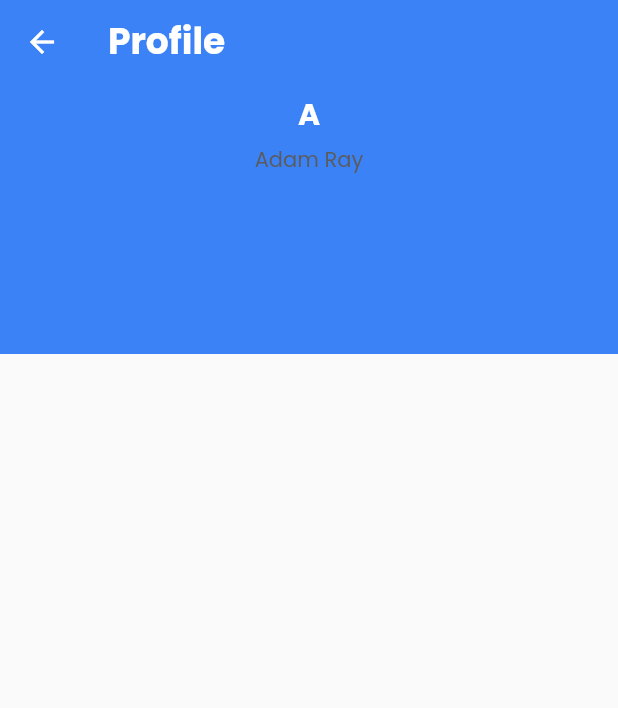
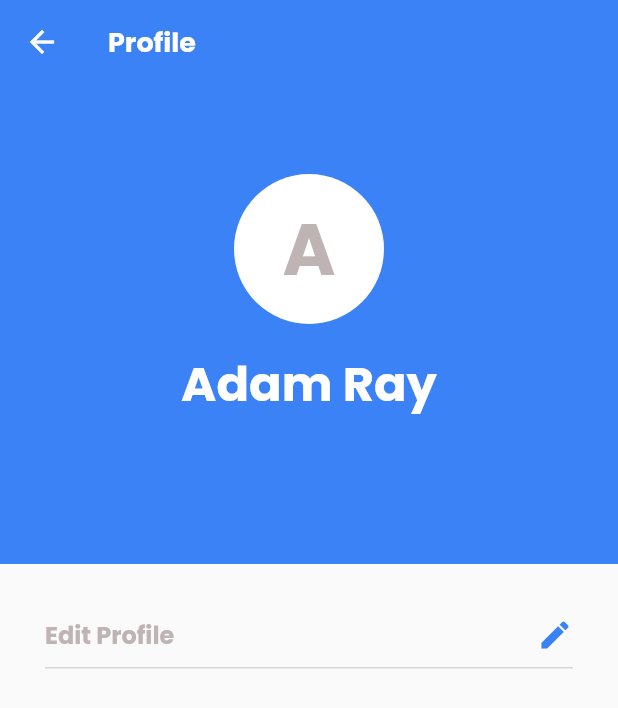
Before and after one commit to adamrayw/courseku-android, a Flutter app: the ProfilePage screen opened directly, on a phone screen of 412 x 824 dp. Shown: the top 708 px of the screen. Run offline on Flutter 3.47's test engine with Material 2 defaults, Android fonts, the phone set to English and light mode, and no system bars; our stand-ins replace carousel_slider, double_back_to_close, font_awesome_flutter, google_fonts, webview_flutter; accounts and stored records are empty; network calls fail.

Commit message:
Add edit profile button

```diff
--- a/lib/pages/home/profile_page.dart
+++ b/lib/pages/home/profile_page.dart
@@ -9,49 +9,103 @@ class ProfilePage extends StatelessWidget {
     return Scaffold(
       appBar: AppBar(
         backgroundColor: primaryTextColor,
+        // centerTitle: true,
         title: Text(
           'Profile',
           style: headerTextStyle.copyWith(
             color: Colors.white,
-            fontSize: 24,
+            fontSize: 18,
             fontWeight: bold,
           ),
         ),
         elevation: 0,
       ),
-      body: Container(
+      body: Column(
+        children: [
+          Container(
             width: double.infinity,
-        height: 180,
+            height: 320,
             decoration: BoxDecoration(
               color: primaryTextColor,
+            ),
+            child: Container(
+              margin: const EdgeInsets.only(
+                top: 60,
               ),
               child: Column(
                 crossAxisAlignment: CrossAxisAlignment.center,
                 children: [
                   Container(
-              width: 40,
-              height: 40,
+                    width: 100,
+                    height: 100,
                     decoration: const BoxDecoration(
-                color: Color(0xff3B82F6),
+                      color: Color(0xffffffff),
                       shape: BoxShape.circle,
                     ),
                     child: Center(
                       child: Text(
                         "A",
                         style: primaryTextStyle.copyWith(
-                    fontSize: 20,
-                    color: Colors.white,
+                          fontSize: 48,
+                          color: secondaryTextColor,
                         ),
                       ),
                     ),
                   ),
+                  const SizedBox(
+                    height: 16,
+                  ),
                   Text(
                     'Adam Ray',
-              style: headerTextStyle,
+                    style: headerTextStyle.copyWith(
+                      fontSize: 32,
+                      fontWeight: bold,
+                      color: Colors.white,
+                    ),
                   ),
                 ],
               ),
             ),
+          ),
+          Container(
+            margin: const EdgeInsets.symmetric(
+              horizontal: 30,
+              vertical: 35,
+            ),
+            child: Column(
+              children: [
+                Container(
+                  padding: const EdgeInsets.only(bottom: 10),
+                  decoration: BoxDecoration(
+                    border: Border(
+                      bottom: BorderSide(
+                        color: secondaryTextColor,
+                        width: 0.5,
+                      ),
+                    ),
+                  ),
+                  child: Row(
+                    mainAxisAlignment: MainAxisAlignment.spaceBetween,
+                    children: [
+                      Text(
+                        "Edit Profile",
+                        style: secondaryTextStyle.copyWith(
+                          fontSize: 16,
+                          fontWeight: bold,
+                        ),
+                      ),
+                      Icon(
+                        Icons.edit,
+                        color: primaryTextColor,
+                      ),
+                    ],
+                  ),
+                ),
+              ],
+            ),
+          )
+        ],
+      ),
     );
   }
 }
```
Lines whose indentation alone changed are shown as unchanged.
